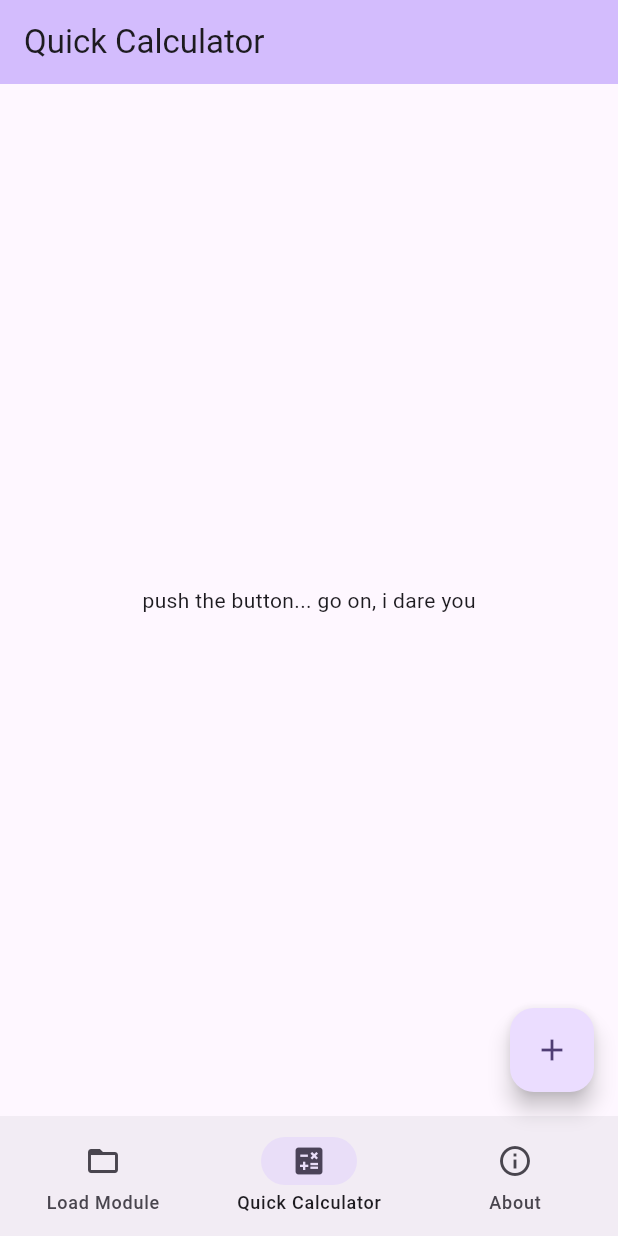
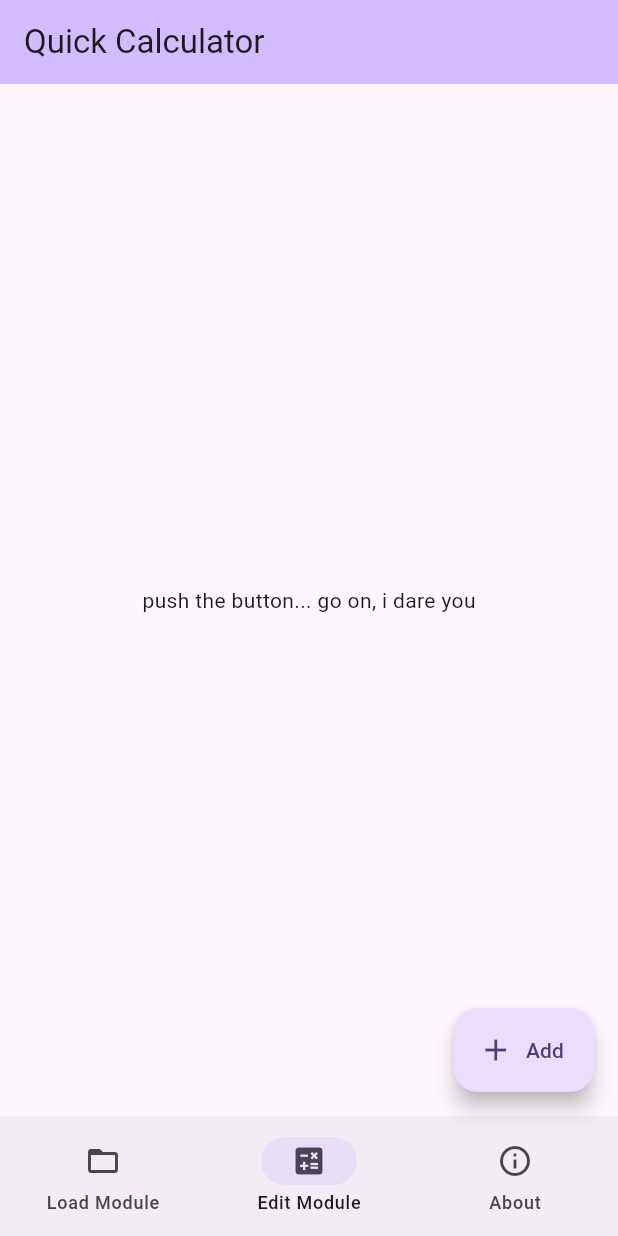
Before and after one commit to ThomasBoxall/module-grade-calculator-v2, a Flutter app: the screen it shows after launch, on a phone screen of 412 x 824 dp. Run offline on Flutter 3.47's test engine with Material 2 defaults, Android fonts, the phone set to English and light mode, and no system bars.

Commit message:
cleanup edit module

```diff
--- a/lib/main.dart
+++ b/lib/main.dart
@@ -7,7 +7,7 @@ int currentPageIndex = 1;
 
 const navigationDestinations = [
     NavigationDestination(icon: Icon(Icons.folder_open_outlined), selectedIcon: Icon(Icons.folder_open), label: 'Load Module'),
-    NavigationDestination(icon: Icon(Icons.calculate_outlined), selectedIcon: Icon(Icons.calculate), label: 'Quick Calculator'),
+    NavigationDestination(icon: Icon(Icons.calculate_outlined), selectedIcon: Icon(Icons.calculate), label: 'Edit Module'),
     NavigationDestination(icon: Icon(Icons.info_outline), selectedIcon: Icon(Icons.info), label: 'About'),
   ];
 
@@ -63,7 +63,7 @@ class MyApp extends StatelessWidget {
         colorScheme: ColorScheme.fromSeed(seedColor: Colors.deepPurple),
         useMaterial3: true,
       ),
-      home: const QuickCalculator(title: 'Quick Calculator'),
+      home: const EditModule(title: 'Quick Calculator'),
       routes: <String, WidgetBuilder> {
         "/load-module":(context) => const LoadModule(title: 'Load Module'),
         "/about":(context) => const About(title: 'About')
@@ -120,7 +120,7 @@ class _AddEditPageState extends State<AddEditPage> {
                       leadingIcon: const Icon(Icons.search),
                       label: const Text('Assessment Type'),
                       dropdownMenuEntries: assessmentTypes,
-                      width: constraints.maxWidth
+                      width: constraints.maxWidth,
                     );
                   }
                 ),
@@ -218,16 +218,16 @@ class _AddEditPageState extends State<AddEditPage> {
   }
 }
 
-class QuickCalculator extends StatefulWidget {
-  const QuickCalculator({super.key, required this.title});
+class EditModule extends StatefulWidget {
+  const EditModule({super.key, required this.title});
 
   final String title;
 
   @override
-  State<QuickCalculator> createState() => _QuickCalculatorState();
+  State<EditModule> createState() => _EditModuleState();
 }
 
-class _QuickCalculatorState extends State<QuickCalculator> {
+class _EditModuleState extends State<EditModule> {
 
 
   @override
@@ -249,10 +249,11 @@ class _QuickCalculatorState extends State<QuickCalculator> {
           ]
         ),
       ),
-      floatingActionButton: FloatingActionButton(
+      floatingActionButton: FloatingActionButton.extended(
         onPressed: () {Navigator.push(context, MaterialPageRoute(builder: (context) => const AddEditPage()));},
-        tooltip: 'Increment',
-        child: const Icon(Icons.add),
+        tooltip: 'Add new assessment',
+        label: const Text("Add"),
+        icon: const Icon(Icons.add),
       ),
       bottomNavigationBar: NavigationBar(
         destinations: navigationDestinations,
```
